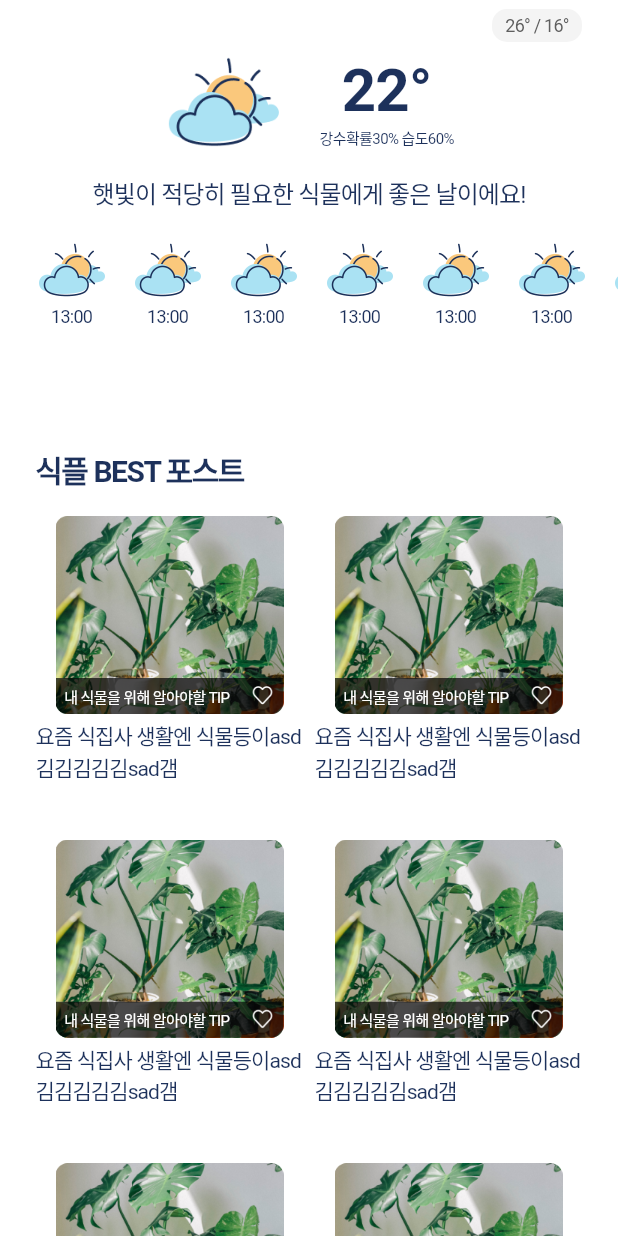
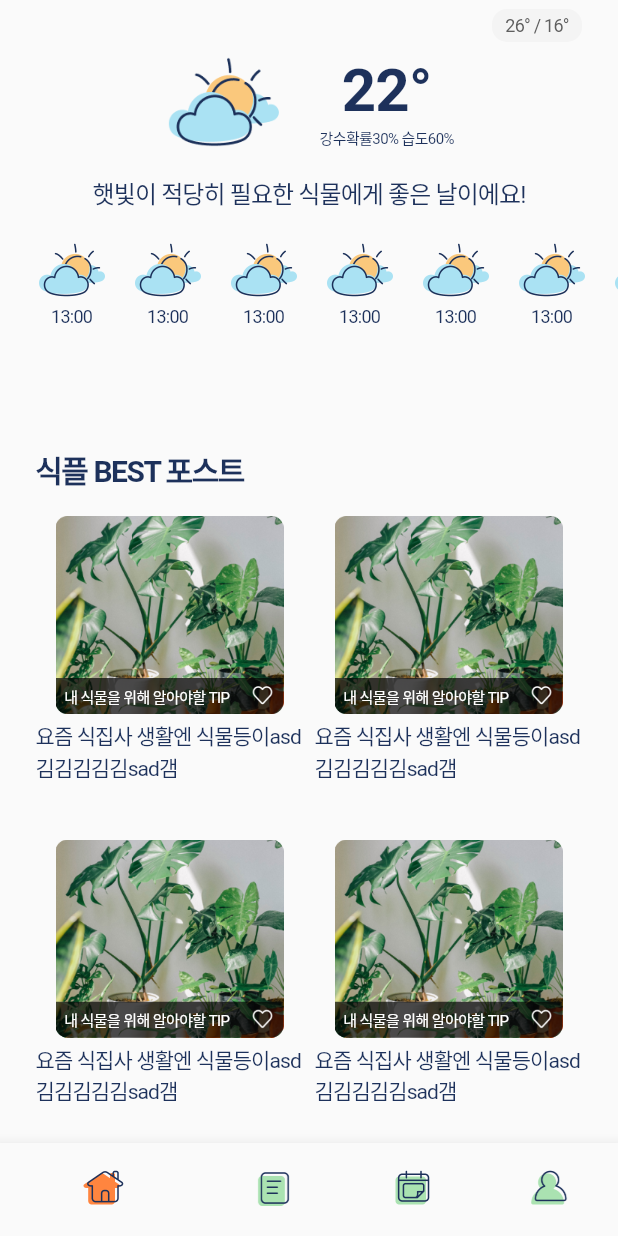
Before and after one commit to sungheeyoon/flutter-plant-plan, a Flutter app: the screen it shows after launch, scrolled down 1152 dp, on a phone screen of 412 x 824 dp. Run offline on Flutter 3.47's test engine with Material 2 defaults, Android fonts, the phone set to English and light mode, and no system bars; our stand-ins replace shared_preferences; missing offline and left inert: snapping_sheet; network calls fail; Roboto replaces fonts that are missing (Pretendard); statements that could not run were skipped.

Commit message:
Added NavBar

```diff
--- /dev/null
+++ b/lib/widgets/navbar.dart
@@ -0,0 +1,83 @@
+import 'package:flutter/material.dart';
+import 'package:plant_plan/screens/home_screen.dart';
+import 'package:plant_plan/widgets/image_box.dart';
+
+class NavBar extends StatefulWidget {
+  const NavBar({super.key});
+
+  @override
+  State<NavBar> createState() => _NavBarState();
+}
+
+class _NavBarState extends State<NavBar> {
+  int _selectedIndex = 0;
+  static const TextStyle optionStyle =
+      TextStyle(fontSize: 30, fontWeight: FontWeight.bold);
+  static const List<Widget> _widgetOptions = <Widget>[
+    HomeScreen(),
+    Text(
+      'Index 1: post',
+      style: optionStyle,
+    ),
+    Text(
+      'Index 2: calendar',
+      style: optionStyle,
+    ),
+    Text(
+      'Index 3: mypage',
+      style: optionStyle,
+    ),
+  ];
+
+  void _onItemTapped(int index) {
+    setState(() {
+      _selectedIndex = index;
+    });
+  }
+
+  @override
+  Widget build(BuildContext context) {
+    return Scaffold(
+      body: Center(
+        child: _widgetOptions.elementAt(_selectedIndex),
+      ),
+      bottomNavigationBar: BottomNavigationBar(
+        showSelectedLabels: false,
+        showUnselectedLabels: false,
+        items: const <BottomNavigationBarItem>[
+          BottomNavigationBarItem(
+            icon: ImageBox(
+                imageUri: "assets/icons/navbar/home.png",
+                width: 32,
+                height: 32),
+            label: 'Home',
+          ),
+          BottomNavigationBarItem(
+            icon: ImageBox(
+                imageUri: "assets/icons/navbar/post.png",
+                width: 32,
+                height: 32),
+            label: 'Post',
+          ),
+          BottomNavigationBarItem(
+            icon: ImageBox(
+                imageUri: "assets/icons/navbar/calendar.png",
+                width: 32,
+                height: 32),
+            label: 'Calendar',
+          ),
+          BottomNavigationBarItem(
+            icon: ImageBox(
+                imageUri: "assets/icons/navbar/mypage.png",
+                width: 32,
+                height: 32),
+            label: 'My Page',
+          ),
+        ],
+        currentIndex: _selectedIndex,
+        selectedItemColor: Colors.amber[800],
+        onTap: _onItemTapped,
+      ),
+    );
+  }
+}
--- a/lib/widgets/snapping_above.dart
+++ b/lib/widgets/snapping_above.dart
@@ -1,7 +1,7 @@
 import 'package:flutter/material.dart';
 import 'package:plant_plan/widgets/default_grabbing.dart';
-import 'package:plant_plan/screens/home_screen.dart';
 import 'package:plant_plan/screens/snapping_screen.dart';
+import 'package:plant_plan/widgets/navbar.dart';
 import 'package:snapping_sheet/snapping_sheet.dart';
 
 class SnappingAbove extends StatelessWidget {
@@ -37,7 +37,7 @@ class SnappingAbove extends StatelessWidget {
             controller: _scrollController,
           ),
         ),
-        child: const HomeScreen(),
+        child: const NavBar(),
       ),
     );
   }
--- a/pubspec.yaml
+++ b/pubspec.yaml
@@ -80,6 +80,11 @@ flutter:
     - assets/icons/favorite_outline.png
     - assets/icons/favorite.png
 
+    - assets/icons/navbar/home.png
+    - assets/icons/navbar/post.png
+    - assets/icons/navbar/calendar.png
+    - assets/icons/navbar/mypage.png
+
   # An image asset can refer to one or more resolution-specific "variants", see
   # https://flutter.dev/assets-and-images/#resolution-aware
 
```
Also changed, not shown: assets/icons/navbar/calendar.png (added), assets/icons/navbar/home.png (added), assets/icons/navbar/mypage.png (added), assets/icons/navbar/post.png (added).
